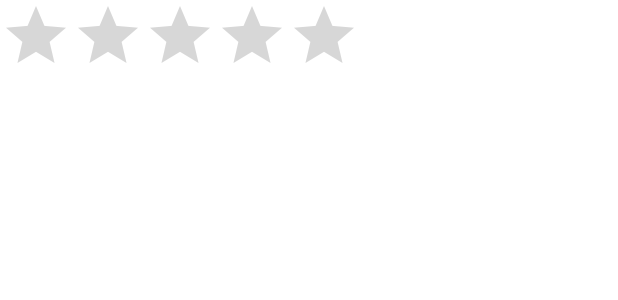
After one commit to Tod-dev/Best-Client-v2, an Android app: the layout rating_stars.xml on its own in the app's theme, with its tools: preview values and no code run, on a phone screen of 412 x 824 dp. The commit adds this screen. Shown: the top 300 px of the screen. Run offline under Robolectric (Android 15) with nearby library versions, the phone set to English and light mode, and no system bars.

Commit message:
aggiunta messaggio dialogo per inserire rating

```diff
--- /dev/null
+++ b/app/src/main/java/com/example/progettobiancotodaro/RatingDialog.java
@@ -0,0 +1,4 @@
+package com.example.progettobiancotodaro;
+
+public class RatingDialog {
+}
--- /dev/null
+++ b/app/src/main/res/layout/rating_stars.xml
@@ -0,0 +1,13 @@
+<?xml version="1.0" encoding="utf-8"?>
+<LinearLayout xmlns:android="http://schemas.android.com/apk/res/android"
+    android:layout_width="match_parent"
+    android:layout_height="match_parent"
+    android:orientation="vertical">
+
+    <RatingBar
+        android:id="@+id/ratingStars"
+        android:layout_width="wrap_content"
+        android:layout_height="wrap_content"
+        android:visibility="visible" />
+
+</LinearLayout>
--- a/app/src/main/res/values/strings.xml
+++ b/app/src/main/res/values/strings.xml
@@ -3,4 +3,7 @@
     <string name="add_rating">Add Rating</string>
     <string name="arrowback">ArrowBack</string>
     <string name="home">Home Page</string>
+    <string name="dialogMessage">Set Rating</string>
+    <string name="positiveButton">Confirm</string>
+    <string name="negativeButton">Cancel</string>
 </resources>
```
Also changed, not shown: app/src/main/java/com/example/progettobiancotodaro/AddRating.java (+41 -15 lines), app/src/main/java/com/example/progettobiancotodaro/Rating.java (+11 -1 lines).
